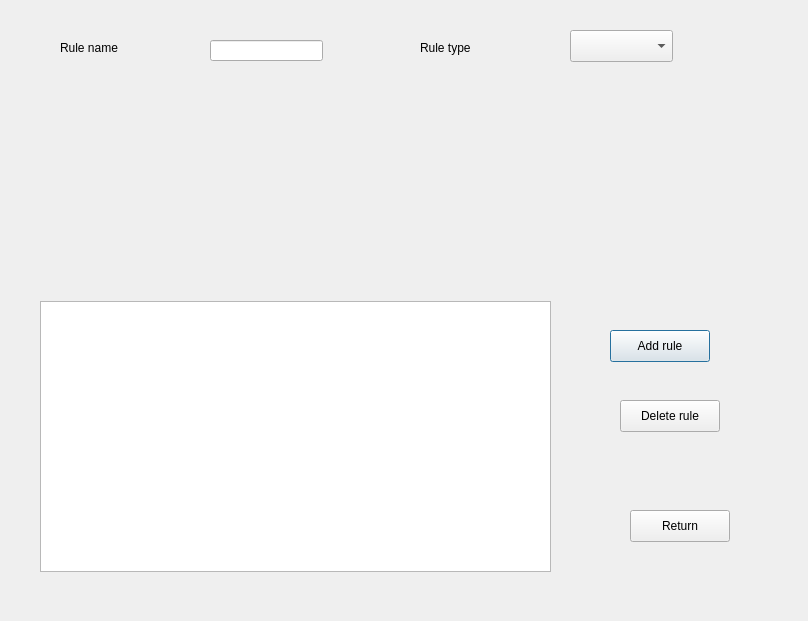
Old version of the form Scheduler/pythonCode/GUI/rule_window.ui in the repository Szymek200/Scheduler.
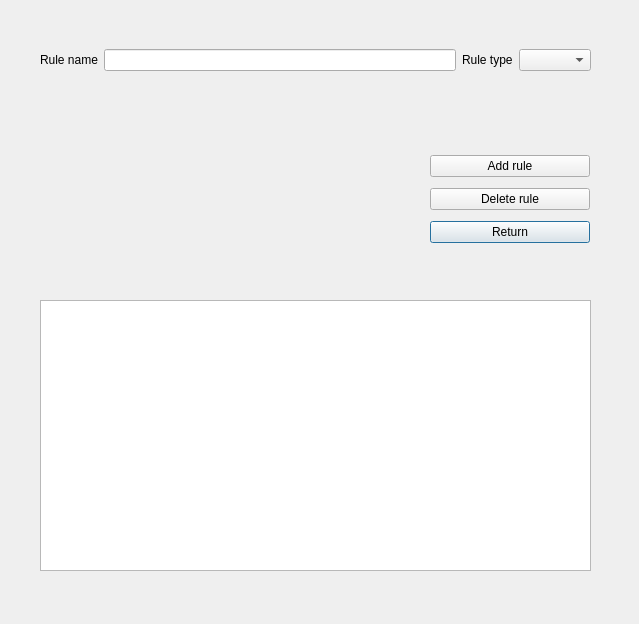
New version of the form.

Commit message: interface corrections

```diff
--- a/Scheduler/pythonCode/GUI/rule_window.ui
+++ b/Scheduler/pythonCode/GUI/rule_window.ui
@@ -6,119 +6,99 @@
    <rect>
     <x>0</x>
     <y>0</y>
-    <width>808</width>
-    <height>621</height>
+    <width>639</width>
+    <height>624</height>
    </rect>
   </property>
   <property name="windowTitle">
    <string>Dialog</string>
   </property>
-  <widget class="QPushButton" name="add_rule">
-   <property name="geometry">
-    <rect>
-     <x>610</x>
-     <y>330</y>
-     <width>100</width>
-     <height>32</height>
-    </rect>
-   </property>
-   <property name="text">
-    <string>Add rule</string>
-   </property>
-  </widget>
-  <widget class="QPushButton" name="delete_rule">
-   <property name="geometry">
-    <rect>
-     <x>620</x>
-     <y>400</y>
-     <width>100</width>
-     <height>32</height>
-    </rect>
-   </property>
-   <property name="text">
-    <string>Delete rule</string>
-   </property>
-  </widget>
   <widget class="QTableWidget" name="rules_list">
    <property name="geometry">
     <rect>
      <x>40</x>
-     <y>301</y>
-     <width>511</width>
+     <y>300</y>
+     <width>551</width>
      <height>271</height>
     </rect>
    </property>
   </widget>
-  <widget class="QLabel" name="label">
-   <property name="geometry">
-    <rect>
-     <x>60</x>
-     <y>40</y>
-     <width>101</width>
-     <height>16</height>
-    </rect>
-   </property>
-   <property name="text">
-    <string>Rule name</string>
-   </property>
-  </widget>
-  <widget class="QLineEdit" name="rule_name">
-   <property name="geometry">
-    <rect>
-     <x>210</x>
-     <y>40</y>
-     <width>113</width>
-     <height>21</height>
-    </rect>
-   </property>
-  </widget>
-  <widget class="QComboBox" name="combo_rule_type">
-   <property name="geometry">
-    <rect>
-     <x>570</x>
-     <y>30</y>
-     <width>103</width>
-     <height>32</height>
-    </rect>
-   </property>
-  </widget>
-  <widget class="QLabel" name="label_2">
-   <property name="geometry">
-    <rect>
-     <x>420</x>
-     <y>40</y>
-     <width>58</width>
-     <height>16</height>
-    </rect>
-   </property>
-   <property name="text">
-    <string>Rule type</string>
-   </property>
-  </widget>
   <widget class="QStackedWidget" name="rule_form">
    <property name="geometry">
     <rect>
-     <x>90</x>
-     <y>100</y>
-     <width>331</width>
+     <x>50</x>
+     <y>130</y>
+     <width>361</width>
      <height>141</height>
     </rect>
    </property>
    <widget class="QWidget" name="page"/>
    <widget class="QWidget" name="page_2"/>
   </widget>
-  <widget class="QPushButton" name="return_view">
+  <widget class="QWidget" name="gridLayoutWidget">
    <property name="geometry">
     <rect>
-     <x>630</x>
-     <y>510</y>
-     <width>100</width>
-     <height>32</height>
+     <x>430</x>
+     <y>150</y>
+     <width>160</width>
+     <height>100</height>
     </rect>
    </property>
-   <property name="text">
-    <string>Return</string>
+   <layout class="QGridLayout" name="gridLayout">
+    <item row="3" column="0">
+     <widget class="QPushButton" name="return_view">
+      <property name="text">
+       <string>Return</string>
+      </property>
+     </widget>
+    </item>
+    <item row="2" column="0">
+     <widget class="QPushButton" name="delete_rule">
+      <property name="text">
+       <string>Delete rule</string>
+      </property>
+     </widget>
+    </item>
+    <item row="1" column="0">
+     <widget class="QPushButton" name="add_rule">
+      <property name="text">
+       <string>Add rule</string>
+      </property>
+     </widget>
+    </item>
+   </layout>
+  </widget>
+  <widget class="QWidget" name="gridLayoutWidget_2">
+   <property name="geometry">
+    <rect>
+     <x>40</x>
+     <y>20</y>
+     <width>551</width>
+     <height>80</height>
+    </rect>
    </property>
+   <layout class="QGridLayout" name="gridLayout_2">
+    <item row="0" column="2">
+     <widget class="QLabel" name="label_2">
+      <property name="text">
+       <string>Rule type</string>
+      </property>
+     </widget>
+    </item>
+    <item row="0" column="0">
+     <widget class="QLabel" name="label">
+      <property name="text">
+       <string>Rule name</string>
+      </property>
+     </widget>
+    </item>
+    <item row="0" column="1">
+     <widget class="QLineEdit" name="rule_name"/>
+    </item>
+    <item row="0" column="3">
+     <widget class="QComboBox" name="combo_rule_type"/>
+    </item>
+   </layout>
   </widget>
  </widget>
  <resources/>
```
Left out of the diff: 3 changed lines with no effect on the pictures. The commit also changes 7 other files.
